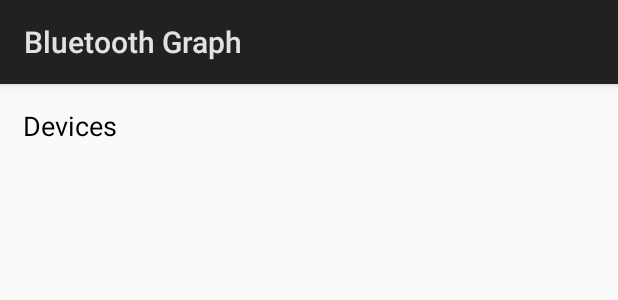
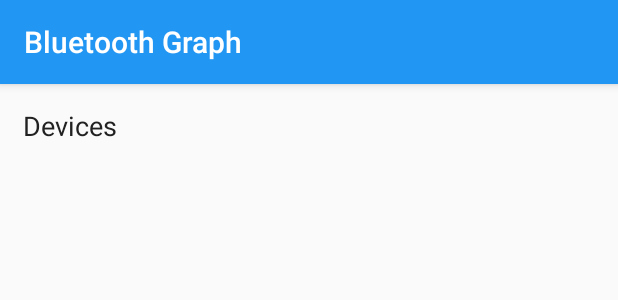
Before and after one commit to qkrtjwjd/BluetoothGraph-1, an Android app: the layout activity_bluetooth.xml on its own in the app's theme, with its tools: preview values and no code run, on a phone screen of 412 x 824 dp. Shown: the top 300 px of the screen. Run offline under Robolectric (Android 15) with nearby library versions, the phone set to English and light mode, and no system bars.

Commit message:
redesigne 1st step
redesigne 1st step

```diff
--- a/app/src/main/AndroidManifest.xml
+++ b/app/src/main/AndroidManifest.xml
@@ -11,7 +11,8 @@
         android:icon="@mipmap/launcher"
         android:label="@string/app_name"
         android:supportsRtl="true"
-        android:theme="@style/AppTheme" >
+        android:theme="@style/AppTheme"
+        >
         <activity
             android:name=".MainActivity"
             android:configChanges="orientation|keyboardHidden">
--- a/app/src/main/res/layout-port/activity_bluetooth.xml
+++ b/app/src/main/res/layout-port/activity_bluetooth.xml
@@ -5,12 +5,11 @@
     android:layout_height="wrap_content">
 
     <TextView
-        android:id="@+id/tvPd"
         android:layout_width="match_parent"
         android:layout_height="wrap_content"
         android:layout_margin="15dp"
         android:text="@string/Devices"
-        android:textColor="@android:color/black"
+        android:textColor="@color/textColorPrimary"
         android:textSize="18sp" />
 
     <android.support.v4.widget.SwipeRefreshLayout
--- a/app/src/main/res/layout/activity_bluetooth.xml
+++ b/app/src/main/res/layout/activity_bluetooth.xml
@@ -5,12 +5,11 @@
     android:layout_height="wrap_content">
 
     <TextView
-        android:id="@+id/tvPd"
         android:layout_width="match_parent"
         android:layout_height="wrap_content"
         android:layout_margin="15dp"
         android:text="@string/Devices"
-        android:textColor="@android:color/black"
+        android:textColor="@color/textColorPrimary"
         android:textSize="18sp" />
 
     <android.support.v4.widget.SwipeRefreshLayout
--- a/app/src/main/res/values/styles.xml
+++ b/app/src/main/res/values/styles.xml
@@ -1,8 +1,11 @@
 <resources>
 
     <!-- Base application theme. -->
-    <style name="AppTheme" parent="android:Theme.Material.Light.DarkActionBar">
+    <style name="AppTheme" parent="android:Theme.Material.Light">
         <!-- Customize your theme here. -->
+        <item name="android:colorPrimary">@color/colorPrimary</item>
+        <item name="android:colorPrimaryDark">@color/colorPrimaryDark</item>
+        <item name="android:colorAccent">@color/colorAccent</item>
+        <item name="android:titleTextColor">@color/text</item>
     </style>
-
 </resources>
```
Also changed, not shown: app/src/main/java/nicktxd/bluetoothgraph/MainActivity.java (+3 -4 lines), app/src/main/res/values/colors.xml (+26 -2 lines).
